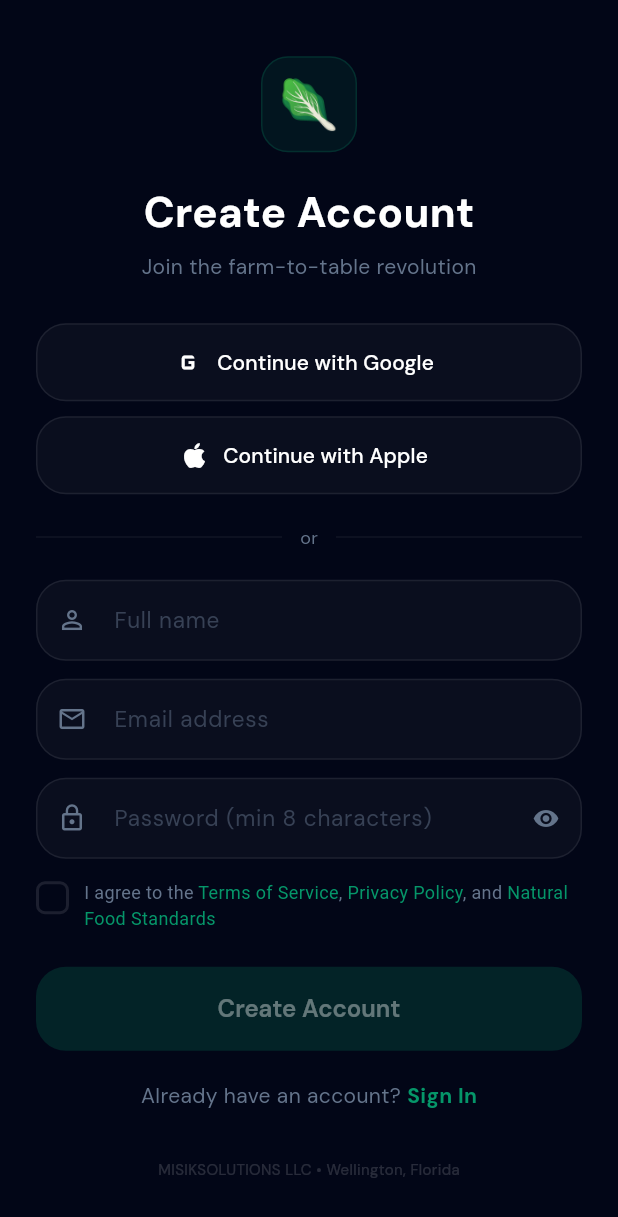
After one commit to misiksolutionsllc-ffm/farmfresh-flutter, a Flutter app: the screen it shows after launch, after a tap on "Skip", on a phone screen of 412 x 824 dp. The commit adds this screen. Shown: the top 1217 px of the screen. Run offline on Flutter 3.47's test engine with Material 3 defaults, Android fonts, the phone set to English and light mode, and no system bars; our stand-ins replace google_fonts, shared_preferences.

Commit message:
feat: welcome onboarding (3 slides) + auth screen (email signup/login, Google/Apple OAuth)

```diff
--- a/lib/main.dart
+++ b/lib/main.dart
@@ -4,6 +4,7 @@ import 'package:provider/provider.dart';
 import 'models/models.dart';
 import 'providers/app_provider.dart';
 import 'theme/app_theme.dart';
+import 'screens/welcome_auth.dart';
 import 'screens/role_selection.dart';
 import 'screens/customer/customer_app.dart';
 import 'screens/driver/driver_app.dart';
@@ -58,7 +59,16 @@ class AppShell extends StatelessWidget {
   }
 
   Widget _buildScreen(AppProvider app) {
+    // Step 1: Welcome onboarding
+    if (!app.onboardingSeen) return const WelcomeScreen();
+
+    // Step 2: Auth
+    if (app.authedEmail == null) return const AuthScreen();
+
+    // Step 3: Role selection
     if (app.role == null) return const RoleSelectionScreen();
+
+    // Step 4: App
     switch (app.role!) {
       case UserRole.customer: return const CustomerAppScreen();
       case UserRole.driver: return const DriverAppScreen();
@@ -67,4 +77,3 @@ class AppShell extends StatelessWidget {
     }
   }
 }
-// v1.0.1
--- a/lib/providers/app_provider.dart
+++ b/lib/providers/app_provider.dart
@@ -7,6 +7,9 @@ class AppProvider extends ChangeNotifier {
   // State
   UserRole? _role;
   String? _currentUserId;
+  bool onboardingSeen = false;
+  String? authedEmail;
+  String? authedProvider;
   PlatformSettings settings = PlatformSettings();
   List<User> users = [];
   List<Product> products = [];
@@ -399,6 +402,9 @@ class AppProvider extends ChangeNotifier {
       await prefs.setString('ff_deliveries', jsonEncode(deliveries.map((d) => d.toJson()).toList()));
       await prefs.setString('ff_transactions', jsonEncode(transactions.map((t) => t.toJson()).toList()));
       await prefs.setString('ff_reviews', jsonEncode(reviews.map((r) => r.toJson()).toList()));
+      await prefs.setBool('ff_onboarding_seen', onboardingSeen);
+      if (authedEmail != null) await prefs.setString('ff_authed_email', authedEmail!);
+      if (authedProvider != null) await prefs.setString('ff_authed_provider', authedProvider!);
     } catch (e) {
       print('Save error: $e');
     }
@@ -407,6 +413,9 @@ class AppProvider extends ChangeNotifier {
   Future<void> _loadFromDisk() async {
     try {
       final prefs = await SharedPreferences.getInstance();
+      onboardingSeen = prefs.getBool('ff_onboarding_seen') ?? false;
+      authedEmail = prefs.getString('ff_authed_email');
+      authedProvider = prefs.getString('ff_authed_provider');
       final s = prefs.getString('ff_settings');
       if (s != null) settings = PlatformSettings.fromJson(jsonDecode(s));
       final u = prefs.getString('ff_users');
@@ -425,6 +434,28 @@ class AppProvider extends ChangeNotifier {
     } catch (e) {
       print('Load error: $e');
     }
+  }
+
+  void completeOnboarding() {
+    onboardingSeen = true;
+    notifyListeners();
+    _saveToDisk();
+  }
+
+  void signIn(String email, String provider) {
+    authedEmail = email;
+    authedProvider = provider;
+    notifyListeners();
+    _saveToDisk();
+  }
+
+  void signOut() {
+    _role = null;
+    _currentUserId = null;
+    authedEmail = null;
+    authedProvider = null;
+    notifyListeners();
+    _saveToDisk();
   }
 
   // ============================================
--- /dev/null
+++ b/lib/screens/welcome_auth.dart
@@ -0,0 +1,321 @@
+import 'package:flutter/material.dart';
+import 'package:provider/provider.dart';
+import '../providers/app_provider.dart';
+import '../theme/app_theme.dart';
+
+// ============================================
+// WELCOME ONBOARDING (3 slides)
+// ============================================
+class WelcomeScreen extends StatefulWidget {
+  const WelcomeScreen({super.key});
+  @override
+  State<WelcomeScreen> createState() => _WelcomeScreenState();
+}
+
+class _WelcomeScreenState extends State<WelcomeScreen> {
+  int _page = 0;
+  final _controller = PageController();
+
+  static const _slides = [
+    {'emoji': '🥬', 'title': 'Welcome to FarmFresh Hub', 'sub': 'Farm-to-table, reimagined', 'desc': 'Connect directly with local farmers who grow clean, natural food — no GMOs, no synthetic pesticides, no artificial anything.'},
+    {'emoji': '🚗', 'title': 'Fresh to Your Door', 'sub': 'Fast local delivery', 'desc': 'Our community drivers deliver straight from the farm to your table. Track your order in real-time with GPS.'},
+    {'emoji': '🌾', 'title': 'Support Local Heroes', 'sub': 'Empower American farmers', 'desc': 'Every purchase supports independent Farmer American Heroes in your community. Know exactly where your food comes from.'},
+  ];
+
+  @override
+  Widget build(BuildContext context) {
+    final app = context.read<AppProvider>();
+    return Scaffold(
+      backgroundColor: AppColors.surface950,
+      body: SafeArea(
+        child: Column(children: [
+          // Skip
+          Align(alignment: Alignment.topRight, child: Padding(
+            padding: const EdgeInsets.all(16),
+            child: TextButton(
+              onPressed: () => app.completeOnboarding(),
+              child: Text('Skip', style: TextStyle(color: AppColors.textMuted)),
+            ),
+          )),
+
+          // Pages
+          Expanded(child: PageView.builder(
+            controller: _controller,
+            itemCount: _slides.length,
+            onPageChanged: (i) => setState(() => _page = i),
+            itemBuilder: (_, i) {
+              final s = _slides[i];
+              return Padding(
+                padding: const EdgeInsets.symmetric(horizontal: 32),
+                child: Column(mainAxisAlignment: MainAxisAlignment.center, children: [
+                  Text(s['emoji']!, style: const TextStyle(fontSize: 96)),
+                  const SizedBox(height: 32),
+                  Text(s['title']!, textAlign: TextAlign.center, style: const TextStyle(color: Colors.white, fontSize: 28, fontWeight: FontWeight.w700)),
+                  const SizedBox(height: 8),
+                  Text(s['sub']!, style: TextStyle(color: AppColors.emerald, fontSize: 15, fontWeight: FontWeight.w600)),
+                  const SizedBox(height: 16),
+                  Text(s['desc']!, textAlign: TextAlign.center, style: TextStyle(color: AppColors.textMuted, fontSize: 14, height: 1.5)),
+                ]),
+              );
+            },
+          )),
+
+          // Dots
+          Row(mainAxisAlignment: MainAxisAlignment.center, children: List.generate(3, (i) =>
+            AnimatedContainer(
+              duration: const Duration(milliseconds: 300),
+              margin: const EdgeInsets.symmetric(horizontal: 3),
+              width: i == _page ? 28 : 8, height: 8,
+              decoration: BoxDecoration(
+                borderRadius: BorderRadius.circular(4),
+                color: i == _page ? AppColors.emerald : Colors.white.withOpacity(0.1),
+              ),
+            ),
+          )),
+          const SizedBox(height: 24),
+
+          // Button
+          Padding(padding: const EdgeInsets.symmetric(horizontal: 24), child:
+            SizedBox(width: double.infinity, height: 56, child: ElevatedButton(
+              onPressed: () {
+                if (_page < _slides.length - 1) {
+                  _controller.nextPage(duration: const Duration(milliseconds: 300), curve: Curves.easeOut);
+                } else {
+                  app.completeOnboarding();
+                }
+              },
+              style: ElevatedButton.styleFrom(
+                backgroundColor: AppColors.emerald,
+                shape: RoundedRectangleBorder(borderRadius: BorderRadius.circular(20)),
+              ),
+              child: Row(mainAxisAlignment: MainAxisAlignment.center, children: [
+                Text(_page < _slides.length - 1 ? 'Next' : 'Get Started', style: const TextStyle(fontSize: 16, fontWeight: FontWeight.w600)),
+                const SizedBox(width: 8),
+                Icon(_page < _slides.length - 1 ? Icons.chevron_right : Icons.arrow_forward, size: 20),
+              ]),
+            )),
+          ),
+          const SizedBox(height: 12),
+          if (_page > 0)
+            TextButton(
+              onPressed: () => _controller.previousPage(duration: const Duration(milliseconds: 300), curve: Curves.easeOut),
+              child: Row(mainAxisAlignment: MainAxisAlignment.center, children: [
+                Icon(Icons.chevron_left, size: 16, color: AppColors.textMuted),
+                Text('Back', style: TextStyle(color: AppColors.textMuted)),
+              ]),
+            ),
+          const SizedBox(height: 16),
+          Text('MISIKSOLUTIONS LLC • Wellington, Florida', style: TextStyle(color: Colors.white.withOpacity(0.15), fontSize: 10)),
+          const SizedBox(height: 16),
+        ]),
+      ),
+    );
+  }
+}
+
+// ============================================
+// AUTH SCREEN (Email + OAuth)
+// ============================================
+class AuthScreen extends StatefulWidget {
+  const AuthScreen({super.key});
+  @override
+  State<AuthScreen> createState() => _AuthScreenState();
+}
+
+class _AuthScreenState extends State<AuthScreen> {
+  bool _isLogin = false;
+  final _nameCtl = TextEditingController();
+  final _emailCtl = TextEditingController();
+  final _pwCtl = TextEditingController();
+  bool _showPw = false;
+  bool _agreed = false;
+  bool _loading = false;
+
+  bool get _valid => _isLogin
+    ? _emailCtl.text.contains('@') && _pwCtl.text.length >= 6
+    : _nameCtl.text.length >= 2 && _emailCtl.text.contains('@') && _pwCtl.text.length >= 8 && _agreed;
+
+  void _submit() {
+    if (!_valid) return;
+    setState(() => _loading = true);
+    Future.delayed(const Duration(milliseconds: 1500), () {
+      if (!mounted) return;
+      context.read<AppProvider>().signIn(_emailCtl.text, 'email');
+      setState(() => _loading = false);
+    });
+  }
+
+  void _oauth(String provider) {
+    setState(() => _loading = true);
+    Future.delayed(const Duration(milliseconds: 1200), () {
+      if (!mounted) return;
+      final email = provider == 'google' ? 'user@gmail.com' : 'user@icloud.com';
+      context.read<AppProvider>().signIn(email, provider);
+      context.read<AppProvider>().showToast('Signed in with ${provider == 'google' ? 'Google' : 'Apple'}!');
+      setState(() => _loading = false);
+    });
+  }
+
+  @override
+  Widget build(BuildContext context) {
+    return Scaffold(
+      backgroundColor: AppColors.surface950,
+      body: Center(child: SingleChildScrollView(
+        padding: const EdgeInsets.all(24),
+        child: Column(mainAxisSize: MainAxisSize.min, children: [
+          // Logo
+          Container(
+            width: 64, height: 64,
+            decoration: BoxDecoration(
+              borderRadius: BorderRadius.circular(18),
+              color: AppColors.emerald.withOpacity(0.1),
+              border: Border.all(color: AppColors.emerald.withOpacity(0.2)),
+            ),
+            child: const Center(child: Text('🥬', style: TextStyle(fontSize: 32))),
+          ),
+          const SizedBox(height: 20),
+          Text(_isLogin ? 'Welcome Back' : 'Create Account',
+            style: const TextStyle(color: Colors.white, fontSize: 28, fontWeight: FontWeight.w700)),
+          const SizedBox(height: 6),
+          Text(_isLogin ? 'Sign in to your FarmFresh Hub account' : 'Join the farm-to-table revolution',
+            style: TextStyle(color: AppColors.textMuted, fontSize: 14)),
+          const SizedBox(height: 28),
+
+          // OAuth
+          _OAuthButton(label: 'Continue with Google', icon: Icons.g_mobiledata, onTap: () => _oauth('google'), loading: _loading),
+          const SizedBox(height: 10),
+          _OAuthButton(label: 'Continue with Apple', icon: Icons.apple, onTap: () => _oauth('apple'), loading: _loading),
+          const SizedBox(height: 20),
+
+          // Divider
+          Row(children: [
+            Expanded(child: Divider(color: Colors.white.withOpacity(0.06))),
+            Padding(padding: const EdgeInsets.symmetric(horizontal: 12), child: Text('or', style: TextStyle(color: AppColors.textMuted, fontSize: 12))),
+            Expanded(child: Divider(color: Colors.white.withOpacity(0.06))),
+          ]),
+          const SizedBox(height: 20),
+
+          // Form
+          if (!_isLogin) ...[
+            _InputField(ctl: _nameCtl, hint: 'Full name', icon: Icons.person_outline, onChanged: (_) => setState(() {})),
+            const SizedBox(height: 12),
+          ],
+          _InputField(ctl: _emailCtl, hint: 'Email address', icon: Icons.email_outlined, keyboard: TextInputType.emailAddress, onChanged: (_) => setState(() {})),
+          const SizedBox(height: 12),
+          _InputField(
+            ctl: _pwCtl,
+            hint: _isLogin ? 'Password' : 'Password (min 8 characters)',
+            icon: Icons.lock_outline,
+            obscure: !_showPw,
+            suffix: IconButton(
+              icon: Icon(_showPw ? Icons.visibility_off : Icons.visibility, color: AppColors.textMuted, size: 18),
+              onPressed: () => setState(() => _showPw = !_showPw),
+            ),
+            onChanged: (_) => setState(() {}),
+          ),
+          if (!_isLogin) ...[
+            const SizedBox(height: 14),
+            GestureDetector(
+              onTap: () => setState(() => _agreed = !_agreed),
+              child: Row(crossAxisAlignment: CrossAxisAlignment.start, children: [
+                Container(
+                  width: 22, height: 22, margin: const EdgeInsets.only(top: 1),
+                  decoration: BoxDecoration(
+                    borderRadius: BorderRadius.circular(6),
+                    color: _agreed ? AppColors.emerald : Colors.transparent,
+                    border: Border.all(color: _agreed ? AppColors.emerald : Colors.white.withOpacity(0.1), width: 2),
+                  ),
+                  child: _agreed ? const Icon(Icons.check, color: Colors.white, size: 14) : null,
+                ),
+                const SizedBox(width: 10),
+                Expanded(child: Text.rich(TextSpan(children: [
+                  TextSpan(text: 'I agree to the ', style: TextStyle(color: AppColors.textMuted, fontSize: 12)),
+                  TextSpan(text: 'Terms of Service', style: TextStyle(color: AppColors.emerald, fontSize: 12)),
+                  TextSpan(text: ', ', style: TextStyle(color: AppColors.textMuted, fontSize: 12)),
+                  TextSpan(text: 'Privacy Policy', style: TextStyle(color: AppColors.emerald, fontSize: 12)),
+                  TextSpan(text: ', and ', style: TextStyle(color: AppColors.textMuted, fontSize: 12)),
+                  TextSpan(text: 'Natural Food Standards', style: TextStyle(color: AppColors.emerald, fontSize: 12)),
+                ]))),
+              ]),
+            ),
+          ],
+          const SizedBox(height: 24),
+
+          // Submit
+          SizedBox(width: double.infinity, height: 56, child: ElevatedButton(
+            onPressed: _valid && !_loading ? _submit : null,
+            style: ElevatedButton.styleFrom(
+              backgroundColor: AppColors.emerald,
+              disabledBackgroundColor: AppColors.emerald.withOpacity(0.2),
+              shape: RoundedRectangleBorder(borderRadius: BorderRadius.circular(20)),
+            ),
+            child: _loading
+              ? const SizedBox(width: 22, height: 22, child: CircularProgressIndicator(color: Colors.white, strokeWidth: 2.5))
+              : Text(_isLogin ? 'Sign In' : 'Create Account', style: const TextStyle(fontSize: 16, fontWeight: FontWeight.w600)),
+          )),
+          const SizedBox(height: 20),
+
+          // Toggle
+          Row(mainAxisAlignment: MainAxisAlignment.center, children: [
+            Text(_isLogin ? "Don't have an account? " : 'Already have an account? ', style: TextStyle(color: AppColors.textMuted, fontSize: 14)),
+            GestureDetector(
+              onTap: () => setState(() => _isLogin = !_isLogin),
+              child: Text(_isLogin ? 'Sign Up' : 'Sign In', style: TextStyle(color: AppColors.emerald, fontWeight: FontWeight.w700, fontSize: 14)),
+            ),
+          ]),
+          const SizedBox(height: 32),
+          Text('MISIKSOLUTIONS LLC • Wellington, Florida', style: TextStyle(color: Colors.white.withOpacity(0.15), fontSize: 10)),
+        ]),
+      )),
+    );
+  }
+}
+
+class _OAuthButton extends StatelessWidget {
+  final String label;
+  final IconData icon;
+  final VoidCallback onTap;
+  final bool loading;
+  const _OAuthButton({required this.label, required this.icon, required this.onTap, required this.loading});
+  @override
+  Widget build(BuildContext context) {
+    return SizedBox(width: double.infinity, height: 52, child: OutlinedButton.icon(
+      onPressed: loading ? null : onTap,
+      icon: Icon(icon, color: Colors.white, size: 22),
+      label: Text(label, style: const TextStyle(color: Colors.white, fontWeight: FontWeight.w500)),
+      style: OutlinedButton.styleFrom(
+        side: BorderSide(color: Colors.white.withOpacity(0.08)),
+        shape: RoundedRectangleBorder(borderRadius: BorderRadius.circular(20)),
+        backgroundColor: Colors.white.withOpacity(0.03),
+      ),
+    ));
+  }
+}
+
+class _InputField extends StatelessWidget {
+  final TextEditingController ctl;
+  final String hint;
+  final IconData icon;
+  final bool obscure;
+  final Widget? suffix;
+  final TextInputType? keyboard;
+  final ValueChanged<String>? onChanged;
+  const _InputField({required this.ctl, required this.hint, required this.icon, this.obscure = false, this.suffix, this.keyboard, this.onChanged});
+  @override
+  Widget build(BuildContext context) {
+    return TextField(
+      controller: ctl, obscureText: obscure, keyboardType: keyboard, onChanged: onChanged,
+      style: const TextStyle(color: Colors.white, fontSize: 15),
+      decoration: InputDecoration(
+        hintText: hint, hintStyle: TextStyle(color: AppColors.textMuted.withOpacity(0.5)),
+        prefixIcon: Icon(icon, color: AppColors.textMuted, size: 20),
+        suffixIcon: suffix,
+        filled: true, fillColor: Colors.white.withOpacity(0.03),
+        border: OutlineInputBorder(borderRadius: BorderRadius.circular(20), borderSide: BorderSide(color: Colors.white.withOpacity(0.08))),
+        enabledBorder: OutlineInputBorder(borderRadius: BorderRadius.circular(20), borderSide: BorderSide(color: Colors.white.withOpacity(0.08))),
+        focusedBorder: OutlineInputBorder(borderRadius: BorderRadius.circular(20), borderSide: BorderSide(color: AppColors.emerald.withOpacity(0.3))),
+        contentPadding: const EdgeInsets.symmetric(horizontal: 16, vertical: 16),
+      ),
+    );
+  }
+}
```
Also changed, not shown: lib/screens/onboarding/welcome_auth.dart (added, +302 -0 lines).
